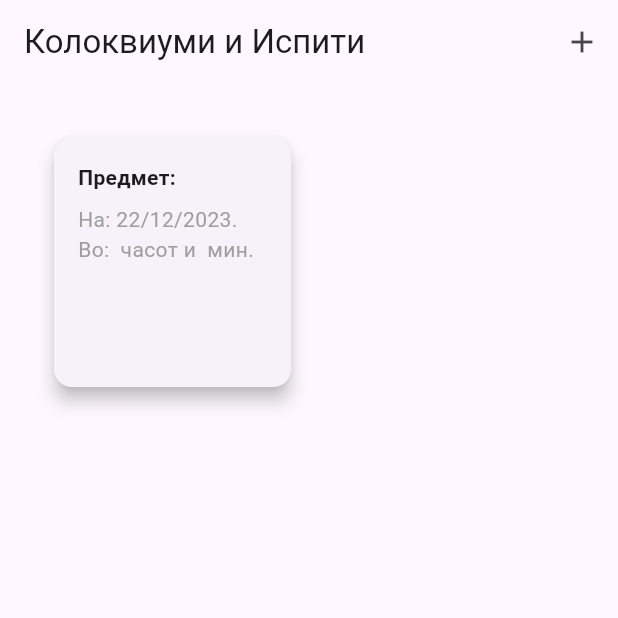
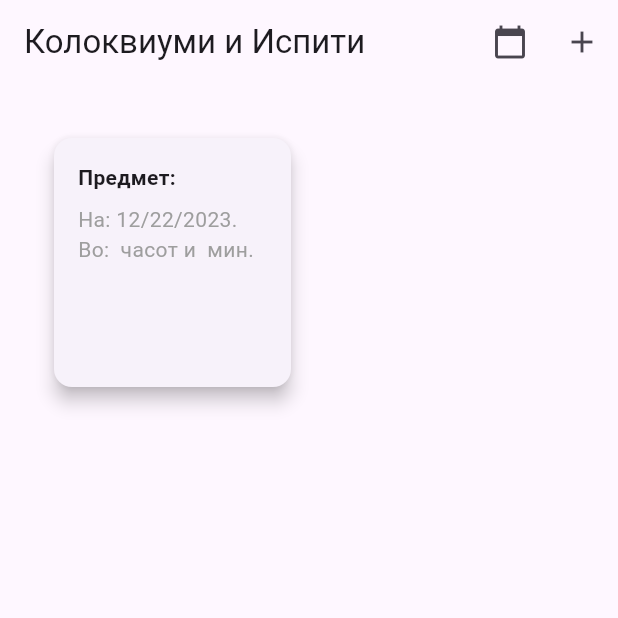
Before and after one commit to ivanadimitrova123/mis-lab3, a Flutter app: the screen it shows once a user with an empty profile is signed in, after a tap on the "add" icon, after a tap on "Додади", on a phone screen of 412 x 824 dp, the top half of it. Run offline on Flutter 3.47's test engine with Material 3 defaults, Android fonts, the phone set to English and light mode, and no system bars; our stand-ins replace firebase_auth, firebase_core, table_calendar; accounts and stored records are empty.

Commit message:
added the calendar

```diff
--- a/lib/main.dart
+++ b/lib/main.dart
@@ -1,6 +1,7 @@
 import 'package:flutter/material.dart';
 import 'package:lab3/widget_tree.dart';
 import 'package:firebase_core/firebase_core.dart';
+
 
 Future<void> main() async {
   WidgetsFlutterBinding.ensureInitialized();
--- a/lib/pages/homePage.dart
+++ b/lib/pages/homePage.dart
@@ -1,9 +1,11 @@
 import 'package:flutter/material.dart';
 import 'package:firebase_auth/firebase_auth.dart';
 import 'package:lab3/auth.dart';
+import 'calendar_page.dart';
+import 'package:intl/intl.dart';
 
 void main() {
-  runApp(MyApp());
+  runApp(const MyApp());
 }
 
 class MyApp extends StatelessWidget {
@@ -54,40 +56,40 @@ class _HomePageState extends State<HomePage> {
 
   Widget buildAddExamSection() {
     return Container(
-      padding: EdgeInsets.all(16.0),
+      padding: const EdgeInsets.all(16.0),
       child: Column(
         crossAxisAlignment: CrossAxisAlignment.start,
         children: [
           TextField(
             controller: subjectController,
-            decoration: InputDecoration(labelText: 'Предмет'),
+            decoration: const InputDecoration(labelText: 'Предмет'),
           ),
-          SizedBox(height: 8.0),
+          const SizedBox(height: 8.0),
           TextButton(
             onPressed: () => _selectDate(context),
-            child: Text('Избери Датум'),
+            child: const Text('Избери Датум'),
           ),
-          SizedBox(height: 8.0),
+          const SizedBox(height: 8.0),
           Row(
             children: [
               Expanded(
                 child: TextField(
                   controller: hourController,
                   keyboardType: TextInputType.number,
-                  decoration: InputDecoration(labelText: 'Час'),
+                  decoration: const InputDecoration(labelText: 'Час'),
                 ),
               ),
-              SizedBox(width: 16.0),
+              const SizedBox(width: 16.0),
               Expanded(
                 child: TextField(
                   controller: minuteController,
                   keyboardType: TextInputType.number,
-                  decoration: InputDecoration(labelText: 'Минути'),
+                  decoration: const InputDecoration(labelText: 'Минути'),
                 ),
               ),
             ],
           ),
-          SizedBox(height: 16.0),
+          const SizedBox(height: 16.0),
           ElevatedButton(
             onPressed: () {
               _addExam();
@@ -95,9 +97,9 @@ class _HomePageState extends State<HomePage> {
                 isAddingExam = false;
               });
             },
-            child: Text('Додади'),
+            child: const Text('Додади'),
           ),
-          Divider(
+          const Divider(
             thickness: 2.0,
             color: Colors.black,
           ),
@@ -125,7 +127,7 @@ class _HomePageState extends State<HomePage> {
       exams.add(
         Exam(
           subject: subjectController.text,
-          date: "${selectedDate.day}/${selectedDate.month}/${selectedDate.year}",
+          date: selectedDate,
           time: hourController.text,
           minutes: minuteController.text,
         ),
@@ -143,6 +145,17 @@ class _HomePageState extends State<HomePage> {
       appBar: AppBar(
         title: title(),
         actions: [
+          IconButton(
+            icon: const Icon(Icons.calendar_today),
+            onPressed: () {
+              Navigator.push(
+                context,
+                MaterialPageRoute(
+                  builder: (context) => CalendarPage(exams: exams),
+                ),
+              );
+            },
+          ),
           IconButton(
             icon: const Icon(Icons.add),
             onPressed: () {
@@ -164,7 +177,7 @@ class _HomePageState extends State<HomePage> {
             Expanded(
               child: ExamGridView(exams: exams),
             ),
-            SizedBox(height: 20), // Add some space between ExamGridView and the bottom buttons
+            const SizedBox(height: 20),
             userUid(),
             signOutButton(),
           ],
@@ -207,12 +220,12 @@ class ExamGridView extends StatelessWidget {
               children: [
                 Text(
                   'Предмет: ${exams[index].subject}',
-                  style: TextStyle(fontWeight: FontWeight.bold),
+                  style: const TextStyle(fontWeight: FontWeight.bold),
                 ),
-                SizedBox(height: 8.0),
+                const SizedBox(height: 8.0),
                 Text(
-                  'На: ${exams[index].date}. Во: ${exams[index].time} часот и ${exams[index].minutes} мин.',
-                  style: TextStyle(color: Colors.grey),
+                  'На: ${exams[index].formattedDate}. Во: ${exams[index].time} часот и ${exams[index].minutes} мин.',
+                  style: const TextStyle(color: Colors.grey),
                 ),
               ],
             ),
@@ -225,7 +238,7 @@ class ExamGridView extends StatelessWidget {
 
 class Exam {
   final String subject;
-  final String date;
+  final DateTime date;
   final String time;
   final String minutes;
 
@@ -234,5 +247,8 @@ class Exam {
     required this.date,
     required this.time,
     required this.minutes,
-  });
+  }
+  );
+  String get formattedDate => DateFormat.yMd().format(date);
+
 }
```
Also changed, not shown: lib/pages/calendar_page.dart (added, +93 -0 lines), pubspec.yaml (+5 -2 lines), pubspec.lock.
